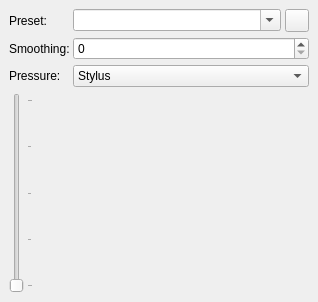
Old version of the form src/desktop/ui/inputcfg.ui in the repository drawpile/Drawpile.
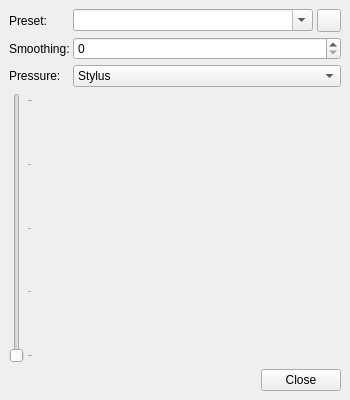
New version of the form. Icons and pictures are not drawn. Custom widgets are drawn as their Qt base class.

```diff
--- a/src/desktop/ui/inputcfg.ui
+++ b/src/desktop/ui/inputcfg.ui
@@ -7,16 +7,13 @@
     <x>0</x>
     <y>0</y>
     <width>350</width>
-    <height>313</height>
+    <height>400</height>
    </rect>
   </property>
   <layout class="QVBoxLayout" name="verticalLayout">
    <property name="spacing">
     <number>6</number>
    </property>
-   <property name="sizeConstraint">
-    <enum>QLayout::SetFixedSize</enum>
-   </property>
    <property name="leftMargin">
     <number>9</number>
    </property>
@@ -195,13 +192,15 @@
        <property name="minimumSize">
         <size>
          <width>50</width>
-         <height>200</height>
+         <height>50</height>
         </size>
        </property>
       </widget>
      </item>
     </layout>
    </item>
+   <item>
+    <layout class="QHBoxLayout" name="horizontalLayout">
    <item>
     <spacer name="horizontalSpacer_2">
      <property name="orientation">
@@ -209,11 +208,20 @@
      </property>
      <property name="sizeHint" stdset="0">
       <size>
-       <width>300</width>
-       <height>0</height>
+         <width>40</width>
+         <height>20</height>
       </size>
      </property>
     </spacer>
+     </item>
+     <item>
+      <widget class="QPushButton" name="closeButton">
+       <property name="text">
+        <string>Close</string>
+       </property>
+      </widget>
+     </item>
+    </layout>
    </item>
   </layout>
  </widget>
@@ -234,6 +242,11 @@
    <header>widgets/kis_curve_widget.h</header>
    <container>1</container>
   </customwidget>
+  <customwidget>
+   <class>widgets::GroupedToolButton</class>
+   <extends>QToolButton</extends>
+   <header>widgets/groupedtoolbutton.h</header>
+  </customwidget>
  </customwidgets>
  <tabstops>
   <tabstop>preset</tabstop>
```
Lines whose indentation alone changed are shown as unchanged.
